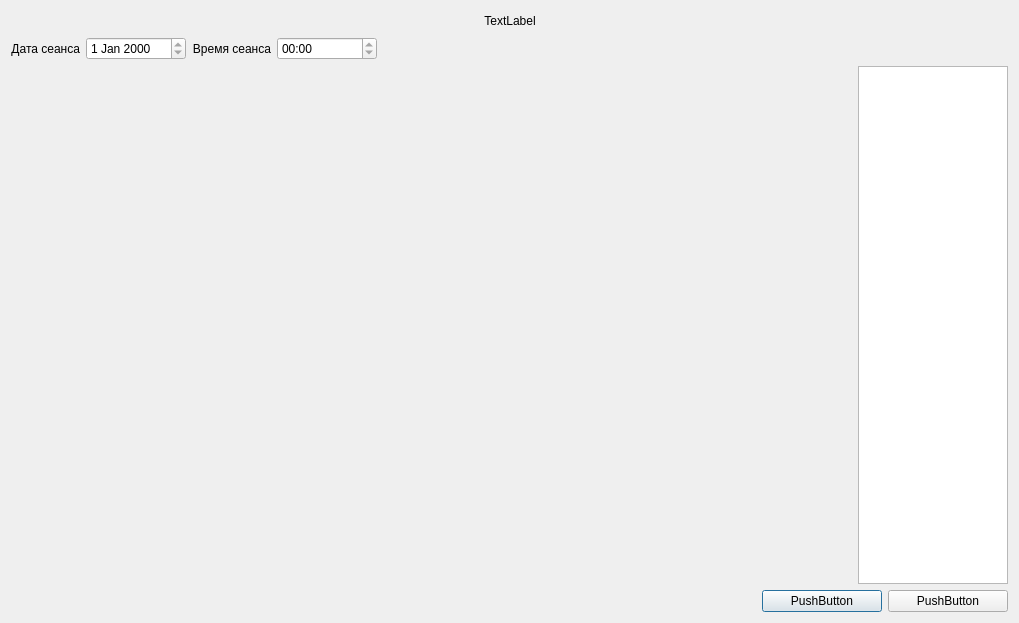
Old version of the form ShowSessionDialog.ui in the repository CreatorBooMGit/Cinema.
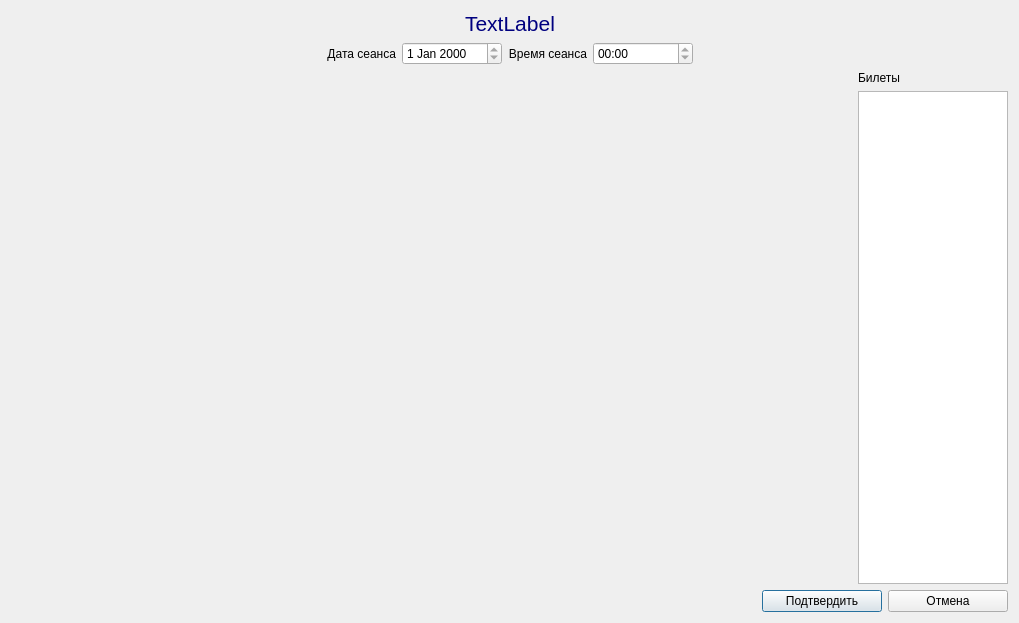
New version of the form.

```diff
--- a/ShowSessionDialog.ui
+++ b/ShowSessionDialog.ui
@@ -34,7 +34,7 @@
        <item>
         <widget class="QLabel" name="SessionName">
          <property name="text">
-          <string>TextLabel</string>
+          <string>&lt;html&gt;&lt;head/&gt;&lt;body&gt;&lt;p&gt;&lt;span style=&quot; font-size:16pt; color:#00007f;&quot;&gt;TextLabel&lt;/span&gt;&lt;/p&gt;&lt;/body&gt;&lt;/html&gt;</string>
          </property>
          <property name="alignment">
           <set>Qt::AlignCenter</set>
@@ -58,6 +58,19 @@
      </item>
      <item>
       <layout class="QHBoxLayout" name="horizontalLayout">
+       <item>
+        <spacer name="horizontalSpacer_5">
+         <property name="orientation">
+          <enum>Qt::Horizontal</enum>
+         </property>
+         <property name="sizeHint" stdset="0">
+          <size>
+           <width>40</width>
+           <height>20</height>
+          </size>
+         </property>
+        </spacer>
+       </item>
        <item>
         <widget class="QLabel" name="dateSessionLabel">
          <property name="text">
@@ -82,9 +95,18 @@
            <height>16777215</height>
           </size>
          </property>
+         <property name="wrapping">
+          <bool>false</bool>
+         </property>
+         <property name="frame">
+          <bool>true</bool>
+         </property>
          <property name="readOnly">
           <bool>true</bool>
          </property>
+         <property name="showGroupSeparator" stdset="0">
+          <bool>false</bool>
+         </property>
         </widget>
        </item>
        <item>
@@ -143,6 +165,13 @@
      </item>
      <item>
       <layout class="QVBoxLayout" name="verticalLayout_2">
+       <item>
+        <widget class="QLabel" name="label">
+         <property name="text">
+          <string>Билеты</string>
+         </property>
+        </widget>
+       </item>
        <item>
         <widget class="QListWidget" name="ticketsList">
          <property name="minimumSize">
@@ -193,7 +222,7 @@
         </size>
        </property>
        <property name="text">
-        <string>PushButton</string>
+        <string>Подтвердить</string>
        </property>
       </widget>
      </item>
@@ -212,7 +241,7 @@
         </size>
        </property>
        <property name="text">
-        <string>PushButton</string>
+        <string>Отмена</string>
        </property>
       </widget>
      </item>
```
